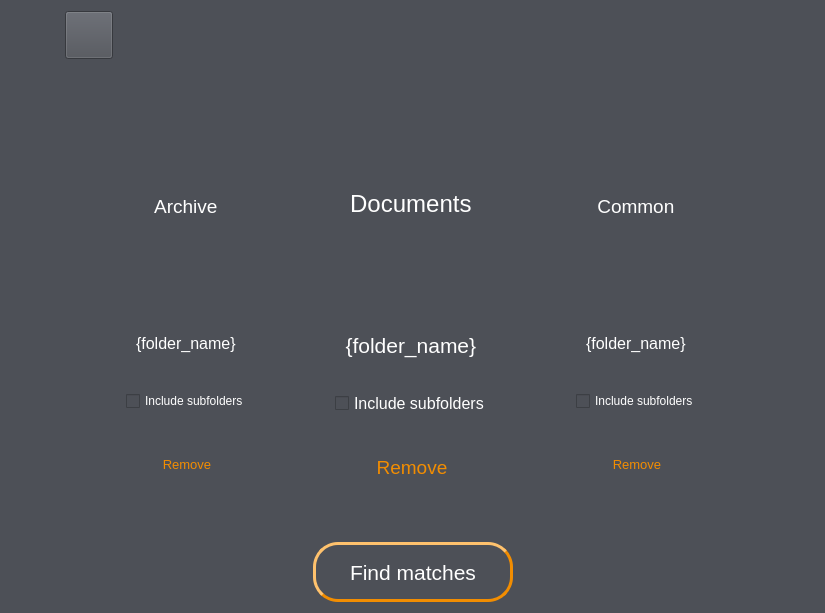
Qt form plagdef/gui/ui/home_widget.ui (devWhyqueue/plagdef) before a commit.
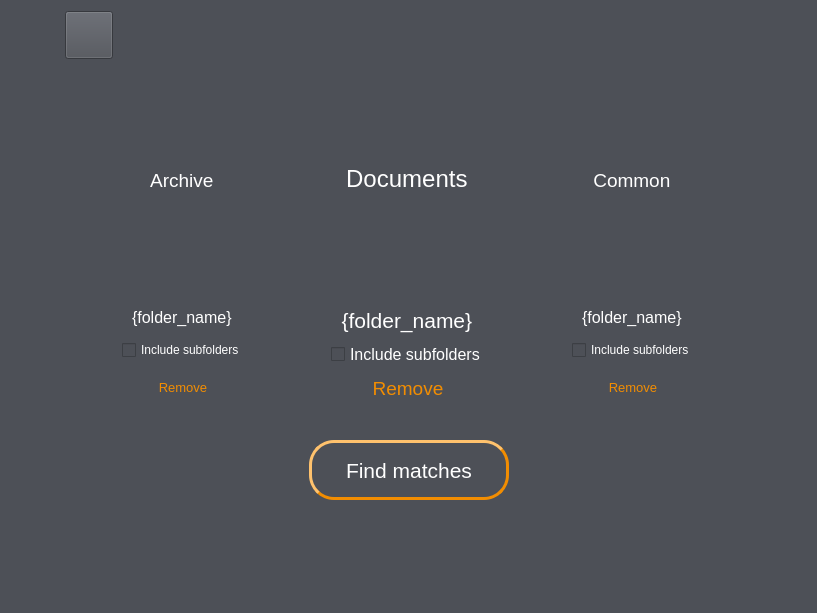
The same form after that commit. Icons and pictures are not drawn.

```diff
--- a/plagdef/gui/ui/home_widget.ui
+++ b/plagdef/gui/ui/home_widget.ui
@@ -6,7 +6,7 @@
             <rect>
                 <x>0</x>
                 <y>0</y>
-                <width>825</width>
+                <width>817</width>
                 <height>613</height>
             </rect>
         </property>
@@ -871,6 +871,19 @@
                     </item>
                 </layout>
             </item>
+            <item>
+                <spacer name="bottom_spacer">
+                    <property name="orientation">
+                        <enum>Qt::Vertical</enum>
+                    </property>
+                    <property name="sizeHint" stdset="0">
+                        <size>
+                            <width>20</width>
+                            <height>40</height>
+                        </size>
+                    </property>
+                </spacer>
+            </item>
         </layout>
     </widget>
     <resources>
```
Left out of the diff: 4 changed lines with no effect on the pictures.
